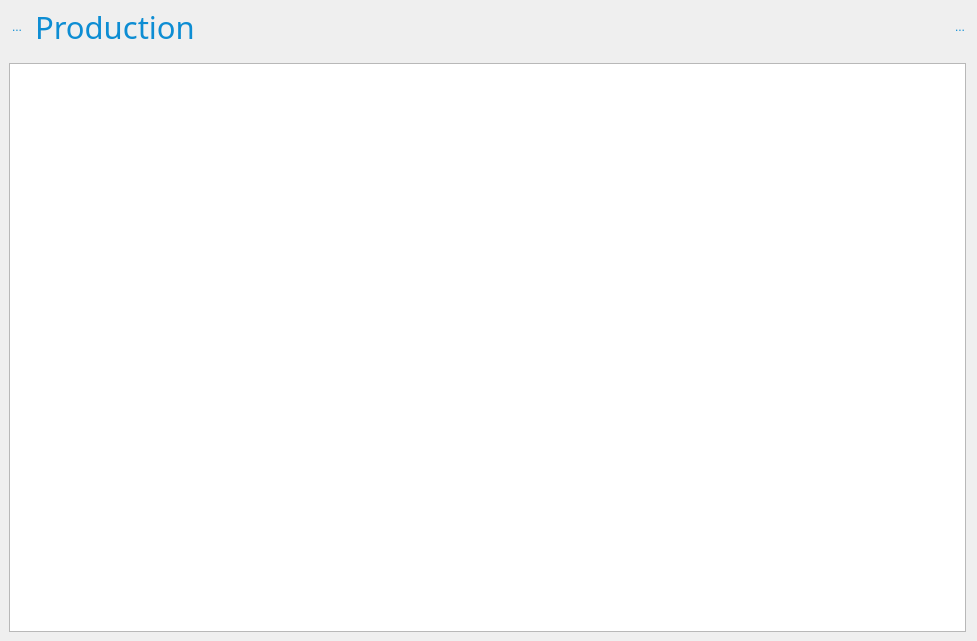
Qt form Include/imtgui/CThumbnailDecoratorGuiComp.ui (ImagingTools/ImtCore) before a commit.
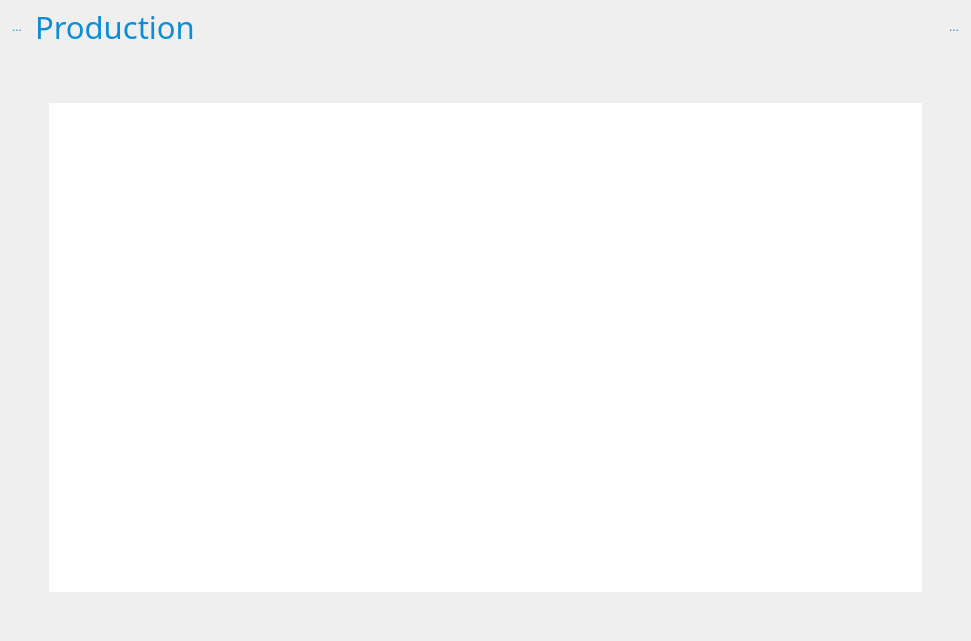
The same form after that commit. Icons and pictures are not drawn.

Commit message: decorator fix layout&resize

```diff
--- a/Include/imtgui/CThumbnailDecoratorGuiComp.ui
+++ b/Include/imtgui/CThumbnailDecoratorGuiComp.ui
@@ -6,7 +6,7 @@
    <rect>
     <x>0</x>
     <y>0</y>
-    <width>977</width>
+    <width>971</width>
     <height>641</height>
    </rect>
   </property>
@@ -307,7 +307,7 @@
            </property>
            <property name="maximumSize">
             <size>
-             <width>975</width>
+             <width>16777215</width>
              <height>16777215</height>
             </size>
            </property>
@@ -326,7 +326,7 @@
               <property name="frameShadow">
                <enum>QFrame::Raised</enum>
               </property>
-              <layout class="QVBoxLayout" name="verticalLayout_5">
+              <layout class="QGridLayout" name="gridLayout">
                <property name="sizeConstraint">
                 <enum>QLayout::SetDefaultConstraint</enum>
                </property>
@@ -342,7 +342,39 @@
                <property name="bottomMargin">
                 <number>0</number>
                </property>
-               <item>
+               <item row="1" column="0">
+                <spacer name="hSpacerLeft">
+                 <property name="orientation">
+                  <enum>Qt::Horizontal</enum>
+                 </property>
+                 <property name="sizeType">
+                  <enum>QSizePolicy::Fixed</enum>
+                 </property>
+                 <property name="sizeHint" stdset="0">
+                  <size>
+                   <width>40</width>
+                   <height>20</height>
+                  </size>
+                 </property>
+                </spacer>
+               </item>
+               <item row="0" column="1">
+                <spacer name="vSpacerTop">
+                 <property name="orientation">
+                  <enum>Qt::Vertical</enum>
+                 </property>
+                 <property name="sizeType">
+                  <enum>QSizePolicy::Fixed</enum>
+                 </property>
+                 <property name="sizeHint" stdset="0">
+                  <size>
+                   <width>20</width>
+                   <height>40</height>
+                  </size>
+                 </property>
+                </spacer>
+               </item>
+               <item row="1" column="1">
                 <widget class="QTableView" name="PageList">
                  <property name="sizePolicy">
                   <sizepolicy hsizetype="Expanding" vsizetype="Expanding">
@@ -356,6 +388,12 @@
                    <height>16777215</height>
                   </size>
                  </property>
+                 <property name="frameShape">
+                  <enum>QFrame::NoFrame</enum>
+                 </property>
+                 <property name="frameShadow">
+                  <enum>QFrame::Raised</enum>
+                 </property>
                  <property name="verticalScrollBarPolicy">
                   <enum>Qt::ScrollBarAlwaysOff</enum>
                  </property>
@@ -382,6 +420,38 @@
                  </attribute>
                 </widget>
                </item>
+               <item row="2" column="1">
+                <spacer name="vSpacerBottom">
+                 <property name="orientation">
+                  <enum>Qt::Vertical</enum>
+                 </property>
+                 <property name="sizeType">
+                  <enum>QSizePolicy::Fixed</enum>
+                 </property>
+                 <property name="sizeHint" stdset="0">
+                  <size>
+                   <width>20</width>
+                   <height>40</height>
+                  </size>
+                 </property>
+                </spacer>
+               </item>
+               <item row="1" column="2">
+                <spacer name="hSpacerRight">
+                 <property name="orientation">
+                  <enum>Qt::Horizontal</enum>
+                 </property>
+                 <property name="sizeType">
+                  <enum>QSizePolicy::Fixed</enum>
+                 </property>
+                 <property name="sizeHint" stdset="0">
+                  <size>
+                   <width>40</width>
+                   <height>20</height>
+                  </size>
+                 </property>
+                </spacer>
+               </item>
               </layout>
              </widget>
             </item>
```
The commit also changes 2 other files.
